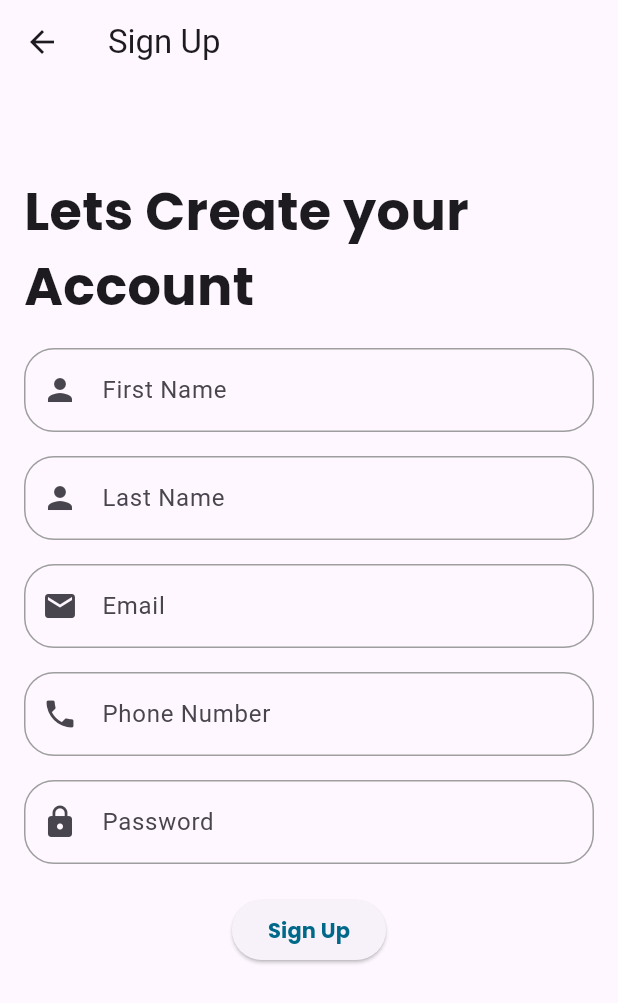
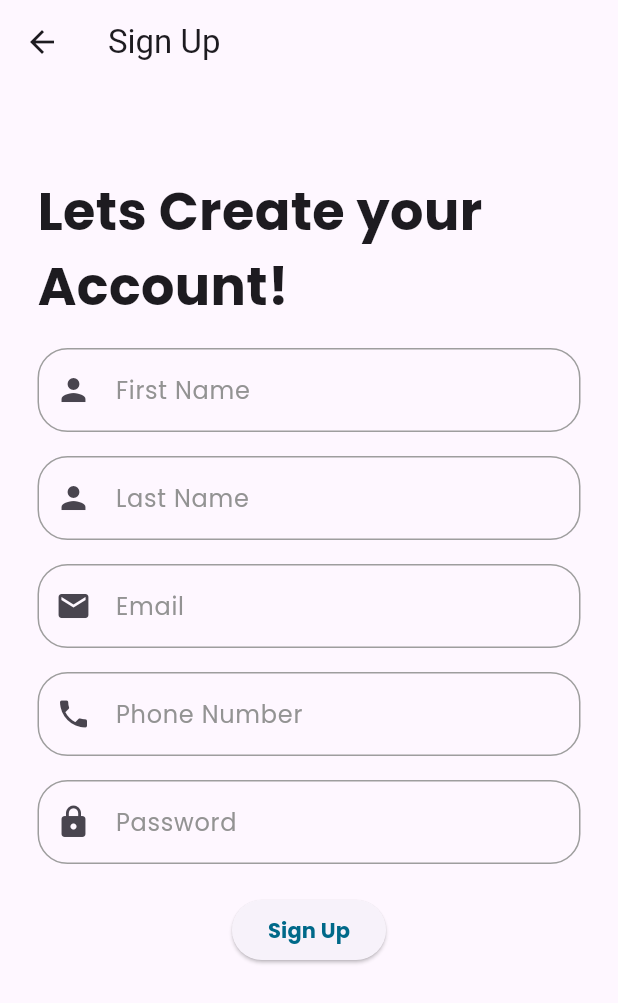
Before and after one commit to agojolai/RENT_Pinesville, a Flutter app: the SignUpScreen screen opened by its route, on a phone screen of 412 x 824 dp. Shown: the top 1003 px of the screen. Run offline on Flutter 3.47's test engine with Material 3 defaults, Android fonts, the phone set to English and light mode, and no system bars; project files that could hold a hidden picture were left out.

Commit message:
fixed the font on create acc

```diff
--- a/lib/pages/create_account.dart
+++ b/lib/pages/create_account.dart
@@ -12,14 +12,13 @@ class SignUpScreen extends StatelessWidget {
         title: Text('Sign Up'),
       ),
       body: Padding(
-        padding: const EdgeInsets.only(left: 16, right: 16, bottom: 20),
+        padding: const EdgeInsets.symmetric(horizontal: 25),
         child: Form(
           key: _formKey,
           child: Column(
             children: [
               const SizedBox(height: 60),
-
-              const Text("Lets Create your Account",
+              const Text("Lets Create your Account!",
               style: TextStyle(
                 fontSize: 35,
                 fontWeight: FontWeight.bold,
@@ -29,6 +28,11 @@ class SignUpScreen extends StatelessWidget {
               TextFormField(
                 decoration: InputDecoration(
                   labelText: 'First Name',
+                    labelStyle: TextStyle(
+                      color: Color(0xFF939393),
+                      fontFamily: 'Poppins',
+                      fontSize: 16,
+                    ),
                   prefixIcon: Icon(Icons.person),
                   enabledBorder: OutlineInputBorder(
                     borderRadius: BorderRadius.circular(20),
@@ -47,6 +51,11 @@ class SignUpScreen extends StatelessWidget {
               TextFormField(
                 decoration: InputDecoration(
                     labelText: 'Last Name',
+                    labelStyle: TextStyle(
+                      color: Color(0xFF939393),
+                      fontFamily: 'Poppins',
+                      fontSize: 16,
+                    ),
                     prefixIcon: Icon(Icons.person),
                     enabledBorder: OutlineInputBorder(
                         borderRadius: BorderRadius.circular(20),
@@ -65,6 +74,11 @@ class SignUpScreen extends StatelessWidget {
               TextFormField(
                 decoration: InputDecoration(
                   labelText: 'Email',
+                    labelStyle: TextStyle(
+                      color: Color(0xFF939393),
+                      fontFamily: 'Poppins',
+                      fontSize: 16,
+                    ),
                   prefixIcon: Icon(Icons.email),
                   enabledBorder: OutlineInputBorder(
                     borderRadius: BorderRadius.circular(20.0),
@@ -82,9 +96,15 @@ class SignUpScreen extends StatelessWidget {
               ),
 
               SizedBox(height: 16),
+
               TextFormField(
                 decoration: InputDecoration(
                   labelText: 'Phone Number',
+                  labelStyle: TextStyle(
+                  color: Color(0xFF939393),
+                  fontFamily: 'Poppins',
+                  fontSize: 16,
+                ),
                   prefixIcon: Icon(Icons.phone),
                   border: OutlineInputBorder(),
                   enabledBorder: OutlineInputBorder(
@@ -106,6 +126,11 @@ class SignUpScreen extends StatelessWidget {
                 obscureText: true,
                 decoration: InputDecoration(
                   labelText: 'Password',
+                    labelStyle: TextStyle(
+                      color: Color(0xFF939393),
+                      fontFamily: 'Poppins',
+                      fontSize: 16,
+                    ),
                   prefixIcon: Icon(Icons.lock),
                   enabledBorder: OutlineInputBorder(
                     borderRadius: BorderRadius.circular(20.0),
@@ -140,9 +165,22 @@ class SignUpScreen extends StatelessWidget {
                   fontWeight: FontWeight.bold,
                 ),),
               ),
+              Row(
+                mainAxisAlignment: MainAxisAlignment.spaceAround,
+                children: [
+
+                  //unit no.
+
+                  //move in date
+
+                ],
+
+              )
             ],
+
           ),
         ),
+
       ),
     );
   }
```
